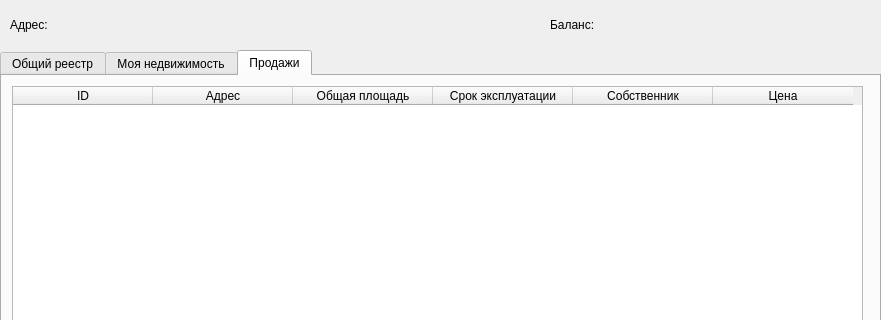
Old version of the form ui/user.ui in the repository ShamilyanOksana/ocean; both pictures show x 0 to 881 and y 0 to 320 of the 881 by 771 pixel window.
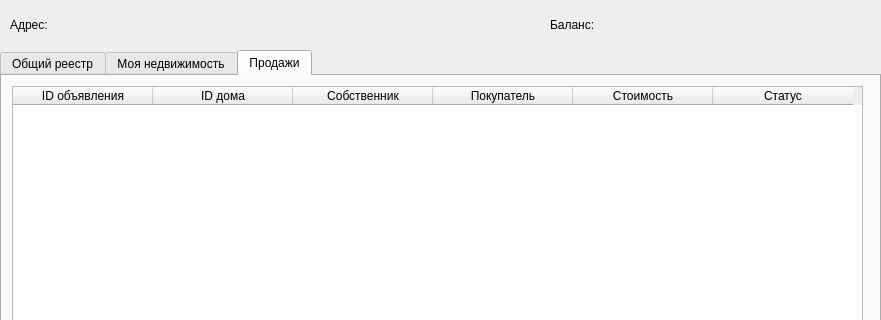
New version of the form. The open tabs and pages were chosen to show the change.

Patch:
```diff
--- a/ui/user.ui
+++ b/ui/user.ui
@@ -233,22 +233,12 @@
       </attribute>
       <column>
        <property name="text">
-        <string>ID</string>
+        <string>ID объявления</string>
        </property>
       </column>
       <column>
        <property name="text">
-        <string>Адрес</string>
-       </property>
-      </column>
-      <column>
-       <property name="text">
-        <string>Общая площадь</string>
-       </property>
-      </column>
-      <column>
-       <property name="text">
-        <string>Срок эксплуатации</string>
+        <string>ID дома</string>
        </property>
       </column>
       <column>
@@ -258,7 +248,17 @@
       </column>
       <column>
        <property name="text">
-        <string>Цена</string>
+        <string>Покупатель</string>
+       </property>
+      </column>
+      <column>
+       <property name="text">
+        <string>Стоимость</string>
+       </property>
+      </column>
+      <column>
+       <property name="text">
+        <string>Статус</string>
        </property>
       </column>
      </widget>
```
Left out of the diff: 30 changed lines with no effect on the pictures.
